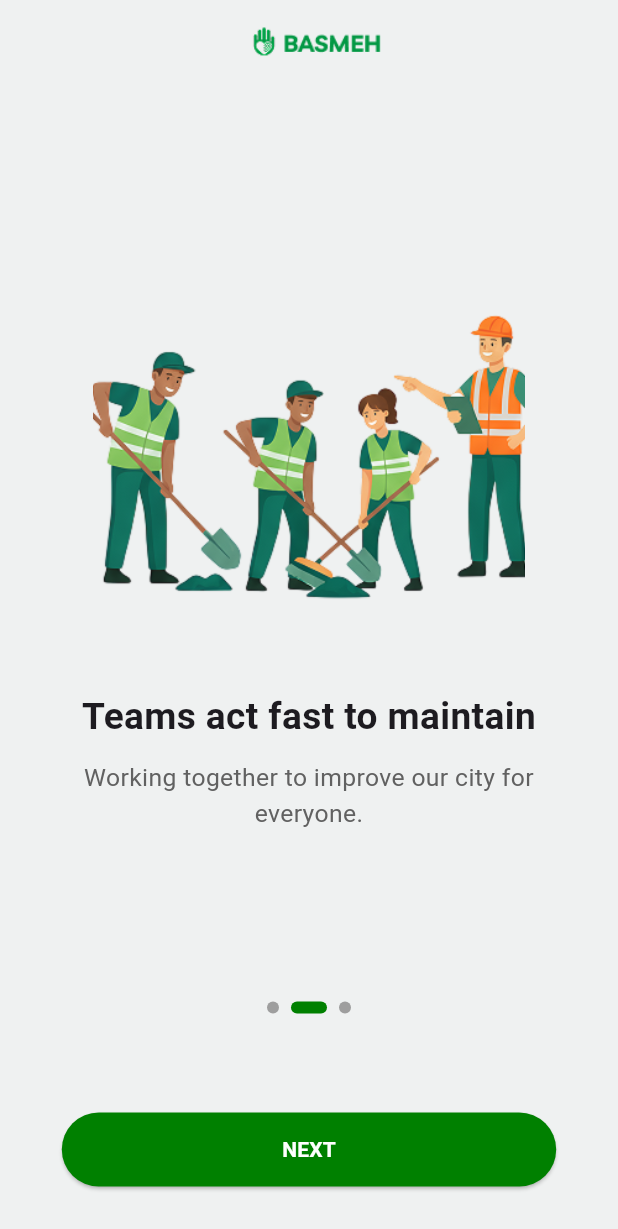
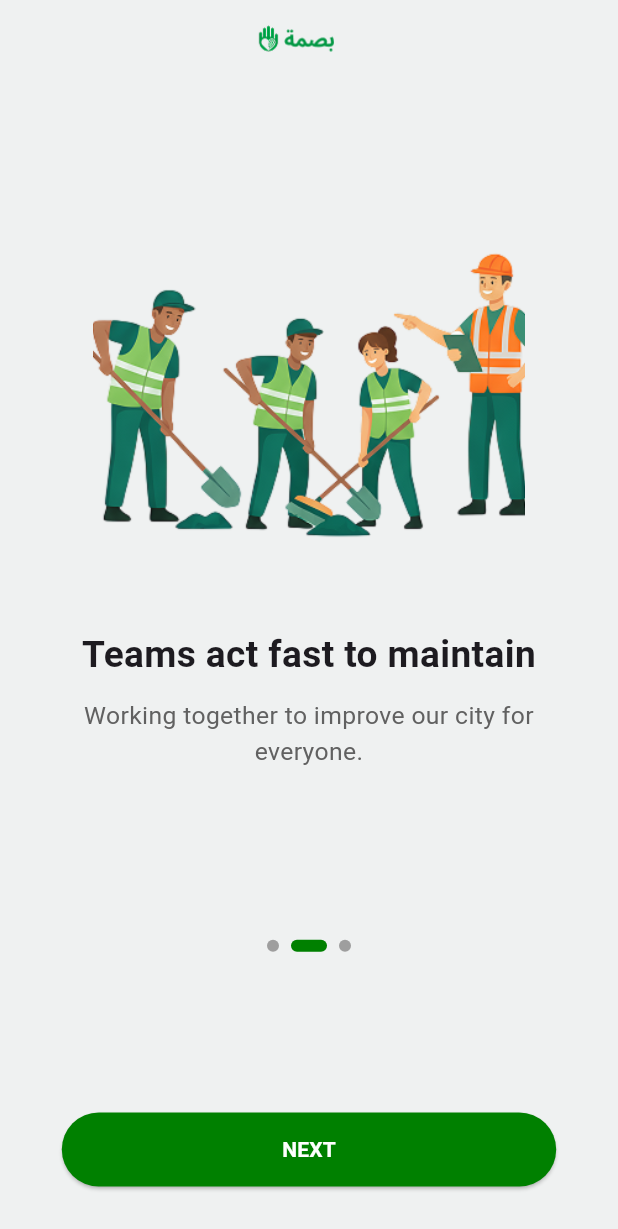
Before and after one commit to alkofahijo/basma-app, a Flutter app: the screen it shows after launch, after a tap on "NEXT", on a phone screen of 412 x 824 dp. Shown: the top 1229 px of the screen. Run offline on Flutter 3.47's test engine with Material 3 defaults, Android fonts, the light colour scheme and no system bars; drawn by our look-alikes of smooth_page_indicator; our stand-ins replace image_picker, shared_preferences.

Commit message:
change the logo to arabic

```diff
--- a/FrontEnd/basma_app/lib/pages/on_boarding_screen.dart
+++ b/FrontEnd/basma_app/lib/pages/on_boarding_screen.dart
@@ -39,7 +39,7 @@ class _OnBoardingScreenState extends State<OnBoardingScreen> {
       appBar: AppBar(
         backgroundColor: Color(0xFFEFF1F1),
         title: Image.asset(
-          "assets/images/logo.png",
+          "assets/images/logo-arabic-side.png",
           height: size.height * 0.05,
         ),
         centerTitle: true,
@@ -64,7 +64,7 @@ class _OnBoardingScreenState extends State<OnBoardingScreen> {
                     ),
                     child: Column(
                       children: [
-                        SizedBox(height: size.height * 0.05),
+                        // SizedBox(height: size.height * 0.05),
                         Image.asset(
                           onboardingData[index]["image"]!,
                           height: size.height * 0.35,
@@ -111,7 +111,7 @@ class _OnBoardingScreenState extends State<OnBoardingScreen> {
                       spacing: 8,
                     ),
                   ),
-                  SizedBox(height: size.height * 0.08),
+                  SizedBox(height: size.height * 0.13),
                   SizedBox(
                     width: size.width * 0.8,
                     height: size.height * 0.06,
--- a/FrontEnd/basma_app/lib/pages/splash_screen.dart
+++ b/FrontEnd/basma_app/lib/pages/splash_screen.dart
@@ -24,7 +24,9 @@ class _SplashScreenState extends State<SplashScreen> {
   Widget build(BuildContext context) {
     return const Scaffold(
       backgroundColor: Color(0xFFEFF1F1),
-      body: Center(child: Image(image: AssetImage("assets/images/splash.png"))),
+      body: Center(
+        child: Image(image: AssetImage("assets/images/logo-arabic.png")),
+      ),
     );
   }
 }
```
Also changed, not shown: FrontEnd/basma_app/assets/images/logo-arabic-side.png (added), FrontEnd/basma_app/assets/images/logo-arabic.png (added).
